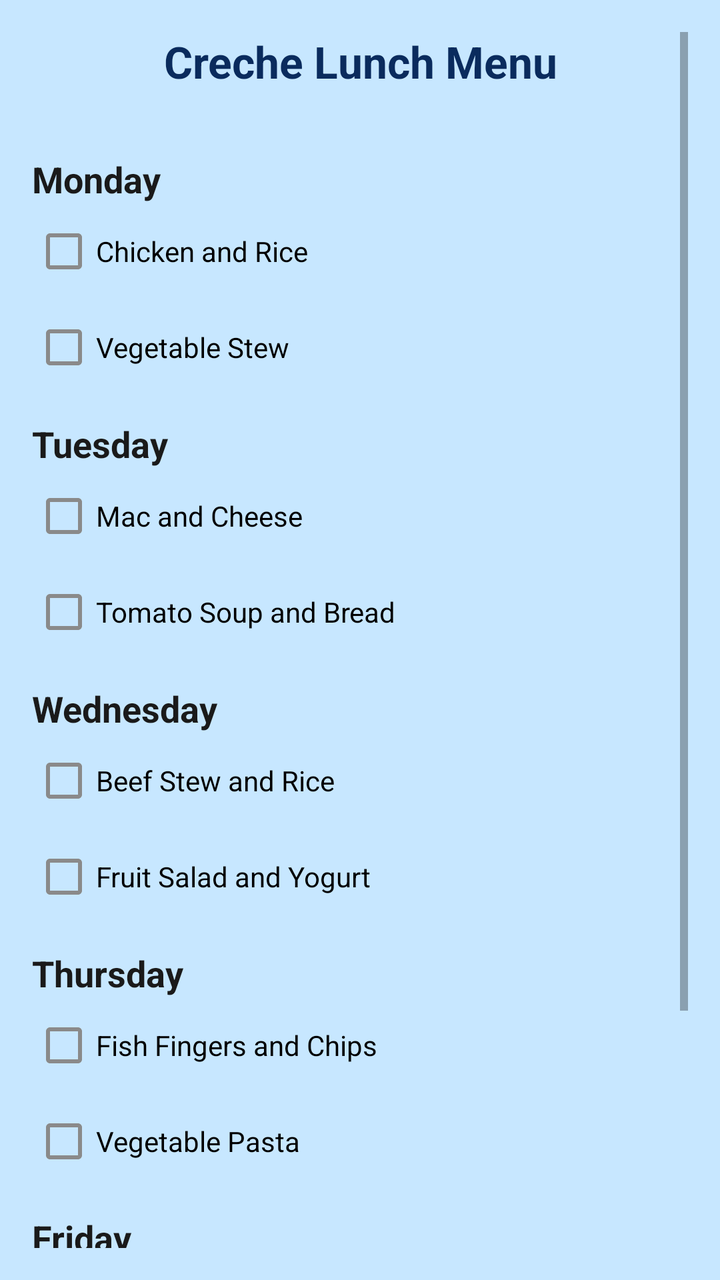
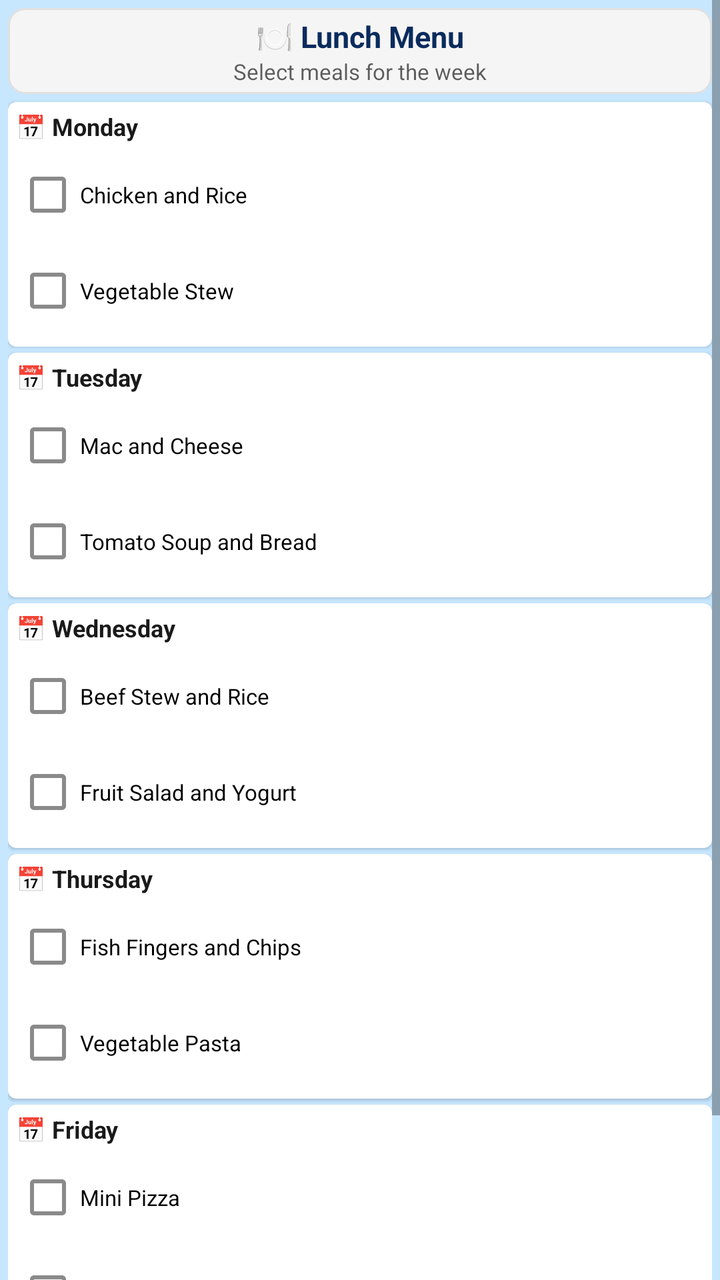

The first picture is an Android layout as it rendered before a commit; the second is the same layout after the commit. The layout source and the unified diff follow.
<!-- AndroidManifest.xml: application theme Theme.NurtureNest -->
<!-- res/layout/activity_lunch_ordering.xml -->
<?xml version="1.0" encoding="utf-8"?>
<ScrollView xmlns:android="http://schemas.android.com/apk/res/android"
    xmlns:app="http://schemas.android.com/apk/res-auto"
    xmlns:tools="http://schemas.android.com/tools"
    android:id="@+id/main"
    android:layout_width="match_parent"
    android:layout_height="match_parent"
    android:padding="16dp"
    android:background="?attr/colorBackground"
    tools:context=".LunchOrdering">

    <LinearLayout
        android:layout_width="match_parent"
        android:layout_height="wrap_content"
        android:orientation="vertical">

        
        <TextView
            android:id="@+id/tvLunchTitle"
            android:layout_width="match_parent"
            android:layout_height="wrap_content"
            android:text="Creche Lunch Menu"
            android:textSize="22sp"
            android:textStyle="bold"
            android:gravity="center"
            android:textColor="?attr/colorPrimary"
            android:layout_marginBottom="20dp"/>

        
        <TextView
            android:layout_width="match_parent"
            android:layout_height="wrap_content"
            android:text="Monday"
            android:textSize="18sp"
            android:textStyle="bold"
            android:layout_marginTop="12dp"
            android:textColor="?attr/colorOnBackground"/>

        <CheckBox
            android:id="@+id/cbMondayChicken"
            android:layout_width="wrap_content"
            android:layout_height="wrap_content"
            android:text="Chicken and Rice"/>

        <CheckBox
            android:id="@+id/cbMondayVeggie"
            android:layout_width="wrap_content"
            android:layout_height="wrap_content"
            android:text="Vegetable Stew"/>

        
        <TextView
            android:layout_width="match_parent"
            android:layout_height="wrap_content"
            android:text="Tuesday"
            android:textSize="18sp"
            android:textStyle="bold"
            android:layout_marginTop="12dp"
            android:textColor="?attr/colorOnBackground"/>

        <CheckBox
            android:id="@+id/cbTuesdayPasta"
            android:layout_width="wrap_content"
            android:layout_height="wrap_content"
            android:text="Mac and Cheese"/>

        <CheckBox
            android:id="@+id/cbTuesdaySoup"
            android:layout_width="wrap_content"
            android:layout_height="wrap_content"
            android:text="Tomato Soup and Bread"/>

        
        <TextView
            android:layout_width="match_parent"
            android:layout_height="wrap_content"
            android:text="Wednesday"
            android:textSize="18sp"
            android:textStyle="bold"
            android:layout_marginTop="12dp"
            android:textColor="?attr/colorOnBackground"/>

        <CheckBox
            android:id="@+id/cbWednesdayBeef"
            android:layout_width="wrap_content"
            android:layout_height="wrap_content"
            android:text="Beef Stew and Rice"/>

        <CheckBox
            android:id="@+id/cbWednesdayFruit"
            android:layout_width="wrap_content"
            android:layout_height="wrap_content"
            android:text="Fruit Salad and Yogurt"/>

        
        <TextView
            android:layout_width="match_parent"
            android:layout_height="wrap_content"
            android:text="Thursday"
            android:textSize="18sp"
            android:textStyle="bold"
            android:layout_marginTop="12dp"
            android:textColor="?attr/colorOnBackground"/>

        <CheckBox
            android:id="@+id/cbThursdayFish"
            android:layout_width="wrap_content"
            android:layout_height="wrap_content"
            android:text="Fish Fingers and Chips"/>

        <CheckBox
            android:id="@+id/cbThursdayVeggie"
            android:layout_width="wrap_content"
            android:layout_height="wrap_content"
            android:text="Vegetable Pasta"/>

        
        <TextView
            android:layout_width="match_parent"
            android:layout_height="wrap_content"
            android:text="Friday"
            android:textSize="18sp"
            android:textStyle="bold"
            android:layout_marginTop="12dp"
            android:textColor="?attr/colorOnBackground"/>

        <CheckBox
            android:id="@+id/cbFridayPizza"
            android:layout_width="wrap_content"
            android:layout_height="wrap_content"
            android:text="Mini Pizza"/>

        <CheckBox
            android:id="@+id/cbFridaySoup"
            android:layout_width="wrap_content"
            android:layout_height="wrap_content"
            android:text="Pumpkin Soup"/>

        
        <Button
            android:id="@+id/btnSaveLunchOrder"
            android:layout_width="match_parent"
            android:layout_height="wrap_content"
            android:text="Save Lunch Order"
            android:layout_marginTop="20dp"
            android:backgroundTint="?attr/colorPrimary"
            android:textColor="@android:color/white"/>

    </LinearLayout>
</ScrollView>
<!-- resources referenced by this layout -->
<resources>
  <style name="Theme.NurtureNest" parent="Theme.MaterialComponents.DayNight.NoActionBar">
          <item name="colorPrimary">#0A2B5D</item>
          <item name="colorOnPrimary">#FFFFFF</item>
          <item name="colorSurface">#000000</item>
          <item name="colorOnSurface">#FFFFFF</item>
          <item name="colorBackground">#C7E7FF</item>
          <item name="colorOnBackground">#1A1A1A</item>
          <item name="android:windowBackground">#C7E7FF</item>
      </style>
</resources>

<!-- the commit's change to res/layout/activity_lunch_ordering.xml (unified diff, before → after) -->
@@ -5,146 +5,284 @@
     android:id="@+id/main"
     android:layout_width="match_parent"
     android:layout_height="match_parent"
-    android:padding="16dp"
     android:background="?attr/colorBackground"
+    android:fillViewport="true"
     tools:context=".LunchOrdering">
 
     <LinearLayout
         android:layout_width="match_parent"
         android:layout_height="wrap_content"
-        android:orientation="vertical">
-
-        
-        <TextView
-            android:id="@+id/tvLunchTitle"
-            android:layout_width="match_parent"
-            android:layout_height="wrap_content"
-            android:text="Creche Lunch Menu"
-            android:textSize="22sp"
-            android:textStyle="bold"
-            android:gravity="center"
-            android:textColor="?attr/colorPrimary"
-            android:layout_marginBottom="20dp"/>
-
-        
-        <TextView
-            android:layout_width="match_parent"
-            android:layout_height="wrap_content"
-            android:text="Monday"
-            android:textSize="18sp"
-            android:textStyle="bold"
-            android:layout_marginTop="12dp"
-            android:textColor="?attr/colorOnBackground"/>
-
-        <CheckBox
-            android:id="@+id/cbMondayChicken"
-            android:layout_width="wrap_content"
-            android:layout_height="wrap_content"
-            android:text="Chicken and Rice"/>
-
-        <CheckBox
-            android:id="@+id/cbMondayVeggie"
-            android:layout_width="wrap_content"
-            android:layout_height="wrap_content"
-            android:text="Vegetable Stew"/>
-
-        
-        <TextView
-            android:layout_width="match_parent"
-            android:layout_height="wrap_content"
-            android:text="Tuesday"
-            android:textSize="18sp"
-            android:textStyle="bold"
-            android:layout_marginTop="12dp"
-            android:textColor="?attr/colorOnBackground"/>
-
-        <CheckBox
-            android:id="@+id/cbTuesdayPasta"
-            android:layout_width="wrap_content"
-            android:layout_height="wrap_content"
-            android:text="Mac and Cheese"/>
-
-        <CheckBox
-            android:id="@+id/cbTuesdaySoup"
-            android:layout_width="wrap_content"
-            android:layout_height="wrap_content"
-            android:text="Tomato Soup and Bread"/>
-
-        
-        <TextView
-            android:layout_width="match_parent"
-            android:layout_height="wrap_content"
-            android:text="Wednesday"
-            android:textSize="18sp"
-            android:textStyle="bold"
-            android:layout_marginTop="12dp"
-            android:textColor="?attr/colorOnBackground"/>
-
-        <CheckBox
-            android:id="@+id/cbWednesdayBeef"
-            android:layout_width="wrap_content"
-            android:layout_height="wrap_content"
-            android:text="Beef Stew and Rice"/>
-
-        <CheckBox
-            android:id="@+id/cbWednesdayFruit"
-            android:layout_width="wrap_content"
-            android:layout_height="wrap_content"
-            android:text="Fruit Salad and Yogurt"/>
-
-        
-        <TextView
-            android:layout_width="match_parent"
-            android:layout_height="wrap_content"
-            android:text="Thursday"
-            android:textSize="18sp"
-            android:textStyle="bold"
-            android:layout_marginTop="12dp"
-            android:textColor="?attr/colorOnBackground"/>
-
-        <CheckBox
-            android:id="@+id/cbThursdayFish"
-            android:layout_width="wrap_content"
-            android:layout_height="wrap_content"
-            android:text="Fish Fingers and Chips"/>
-
-        <CheckBox
-            android:id="@+id/cbThursdayVeggie"
-            android:layout_width="wrap_content"
-            android:layout_height="wrap_content"
-            android:text="Vegetable Pasta"/>
-
-        
-        <TextView
-            android:layout_width="match_parent"
-            android:layout_height="wrap_content"
-            android:text="Friday"
-            android:textSize="18sp"
-            android:textStyle="bold"
-            android:layout_marginTop="12dp"
-            android:textColor="?attr/colorOnBackground"/>
-
-        <CheckBox
-            android:id="@+id/cbFridayPizza"
-            android:layout_width="wrap_content"
-            android:layout_height="wrap_content"
-            android:text="Mini Pizza"/>
-
-        <CheckBox
-            android:id="@+id/cbFridaySoup"
-            android:layout_width="wrap_content"
-            android:layout_height="wrap_content"
-            android:text="Pumpkin Soup"/>
+        android:orientation="vertical"
+        android:padding="4dp">
+
+        
+        <LinearLayout
+            android:layout_width="match_parent"
+            android:layout_height="wrap_content"
+            android:orientation="vertical"
+            android:background="@drawable/header_background"
+            android:padding="4dp"
+            android:layout_marginBottom="4dp">
+
+            <TextView
+                android:id="@+id/tvLunchTitle"
+                android:layout_width="match_parent"
+                android:layout_height="wrap_content"
+                android:text="@string/lunch_title"
+                android:textSize="15sp"
+                android:textStyle="bold"
+                android:gravity="center"
+                android:textColor="?attr/colorPrimary" />
+
+            <TextView
+                android:layout_width="match_parent"
+                android:layout_height="wrap_content"
+                android:text="@string/lunch_subtitle"
+                android:textSize="11sp"
+                android:gravity="center"
+                android:textColor="?attr/colorOnBackground"
+                android:alpha="0.7" />
+        </LinearLayout>
+
+        
+        <androidx.cardview.widget.CardView
+            android:layout_width="match_parent"
+            android:layout_height="wrap_content"
+            android:layout_marginBottom="3dp"
+            app:cardCornerRadius="4dp"
+            app:cardElevation="1dp"
+            app:contentPadding="4dp">
+
+            <LinearLayout
+                android:layout_width="match_parent"
+                android:layout_height="wrap_content"
+                android:orientation="vertical">
+
+                <TextView
+                    android:layout_width="wrap_content"
+                    android:layout_height="wrap_content"
+                    android:text="@string/day_monday"
+                    android:textSize="12sp"
+                    android:textStyle="bold"
+                    android:textColor="?attr/colorOnBackground"
+                    android:layout_marginBottom="2dp" />
+
+                <CheckBox
+                    android:id="@+id/cbMondayChicken"
+                    android:layout_width="wrap_content"
+                    android:layout_height="48dp"
+                    android:minHeight="48dp"
+                    android:maxWidth="320dp"
+                    android:gravity="center_vertical"
+                    android:text="@string/monday_chicken"
+                    android:textSize="11sp" />
+
+                <CheckBox
+                    android:id="@+id/cbMondayVeggie"
+                    android:layout_width="wrap_content"
+                    android:layout_height="48dp"
+                    android:minHeight="48dp"
+                    android:maxWidth="320dp"
+                    android:gravity="center_vertical"
+                    android:text="@string/monday_veggie"
+                    android:textSize="11sp" />
+            </LinearLayout>
+        </androidx.cardview.widget.CardView>
+
+        
+        <androidx.cardview.widget.CardView
+            android:layout_width="match_parent"
+            android:layout_height="wrap_content"
+            android:layout_marginBottom="3dp"
+            app:cardCornerRadius="4dp"
+            app:cardElevation="1dp"
+            app:contentPadding="4dp">
+
+            <LinearLayout
+                android:layout_width="match_parent"
+                android:layout_height="wrap_content"
+                android:orientation="vertical">
+
+                <TextView
+                    android:layout_width="wrap_content"
+                    android:layout_height="wrap_content"
+                    android:text="@string/day_tuesday"
+                    android:textSize="12sp"
+                    android:textStyle="bold"
+                    android:textColor="?attr/colorOnBackground"
+                    android:layout_marginBottom="2dp" />
+
+                <CheckBox
+                    android:id="@+id/cbTuesdayPasta"
+                    android:layout_width="wrap_content"
+                    android:layout_height="48dp"
+                    android:minHeight="48dp"
+                    android:maxWidth="320dp"
+                    android:gravity="center_vertical"
+                    android:text="@string/tuesday_pasta"
+                    android:textSize="11sp" />
+
+                <CheckBox
+                    android:id="@+id/cbTuesdaySoup"
+                    android:layout_width="wrap_content"
+                    android:layout_height="48dp"
+                    android:minHeight="48dp"
+                    android:maxWidth="320dp"
+                    android:gravity="center_vertical"
+                    android:text="@string/tuesday_soup"
+                    android:textSize="11sp" />
+            </LinearLayout>
+        </androidx.cardview.widget.CardView>
+
+        
+        <androidx.cardview.widget.CardView
+            android:layout_width="match_parent"
+            android:layout_height="wrap_content"
+            android:layout_marginBottom="3dp"
+            app:cardCornerRadius="4dp"
+            app:cardElevation="1dp"
+            app:contentPadding="4dp">
+
+            <LinearLayout
+                android:layout_width="match_parent"
+                android:layout_height="wrap_content"
+                android:orientation="vertical">
+
+                <TextView
+                    android:layout_width="wrap_content"
+                    android:layout_height="wrap_content"
+                    android:text="@string/day_wednesday"
+                    android:textSize="12sp"
+                    android:textStyle="bold"
+                    android:textColor="?attr/colorOnBackground"
+                    android:layout_marginBottom="2dp" />
+
+                <CheckBox
+                    android:id="@+id/cbWednesdayBeef"
+                    android:layout_width="wrap_content"
+                    android:layout_height="48dp"
+                    android:minHeight="48dp"
+                    android:maxWidth="320dp"
+                    android:gravity="center_vertical"
+                    android:text="@string/wednesday_beef"
+                    android:textSize="11sp" />
+
+                <CheckBox
+                    android:id="@+id/cbWednesdayFruit"
+                    android:layout_width="wrap_content"
+                    android:layout_height="48dp"
+                    android:minHeight="48dp"
+                    android:maxWidth="320dp"
+                    android:gravity="center_vertical"
+                    android:text="@string/wednesday_fruit"
+                    android:textSize="11sp" />
+            </LinearLayout>
+        </androidx.cardview.widget.CardView>
+
+        
+        <androidx.cardview.widget.CardView
+            android:layout_width="match_parent"
+            android:layout_height="wrap_content"
+            android:layout_marginBottom="3dp"
+            app:cardCornerRadius="4dp"
+            app:cardElevation="1dp"
+            app:contentPadding="4dp">
+
+            <LinearLayout
+                android:layout_width="match_parent"
+                android:layout_height="wrap_content"
+                android:orientation="vertical">
+
+                <TextView
+                    android:layout_width="wrap_content"
+                    android:layout_height="wrap_content"
+                    android:text="@string/day_thursday"
+                    android:textSize="12sp"
+                    android:textStyle="bold"
+                    android:textColor="?attr/colorOnBackground"
+                    android:layout_marginBottom="2dp" />
+
+                <CheckBox
+                    android:id="@+id/cbThursdayFish"
+                    android:layout_width="wrap_content"
+                    android:layout_height="48dp"
+                    android:minHeight="48dp"
+                    android:maxWidth="320dp"
+                    android:gravity="center_vertical"
+                    android:text="@string/thursday_fish"
+                    android:textSize="11sp" />
+
+                <CheckBox
+                    android:id="@+id/cbThursdayVeggie"
+                    android:layout_width="wrap_content"
+                    android:layout_height="48dp"
+                    android:minHeight="48dp"
+                    android:maxWidth="320dp"
+                    android:gravity="center_vertical"
+                    android:text="@string/thursday_veggie"
+                    android:textSize="11sp" />
+            </LinearLayout>
+        </androidx.cardview.widget.CardView>
+
+        
+        <androidx.cardview.widget.CardView
+            android:layout_width="match_parent"
+            android:layout_height="wrap_content"
+            android:layout_marginBottom="4dp"
+            app:cardCornerRadius="4dp"
+            app:cardElevation="1dp"
+            app:contentPadding="4dp">
+
+            <LinearLayout
+                android:layout_width="match_parent"
+                android:layout_height="wrap_content"
+                android:orientation="vertical">
+
+                <TextView
+                    android:layout_width="wrap_content"
+                    android:layout_height="wrap_content"
+                    android:text="@string/day_friday"
+                    android:textSize="12sp"
+                    android:textStyle="bold"
+                    android:textColor="?attr/colorOnBackground"
+                    android:layout_marginBottom="2dp" />
+
+                <CheckBox
+                    android:id="@+id/cbFridayPizza"
+                    android:layout_width="wrap_content"
+                    android:layout_height="48dp"
+                    android:minHeight="48dp"
+                    android:maxWidth="320dp"
+                    android:gravity="center_vertical"
+                    android:text="@string/friday_pizza"
+                    android:textSize="11sp" />
+
+                <CheckBox
+                    android:id="@+id/cbFridaySoup"
+                    android:layout_width="wrap_content"
+                    android:layout_height="48dp"
+                    android:minHeight="48dp"
+                    android:maxWidth="320dp"
+                    android:gravity="center_vertical"
+                    android:text="@string/friday_soup"
+                    android:textSize="11sp" />
+            </LinearLayout>
+        </androidx.cardview.widget.CardView>
 
         
         <Button
             android:id="@+id/btnSaveLunchOrder"
-            android:layout_width="match_parent"
-            android:layout_height="wrap_content"
-            android:text="Save Lunch Order"
-            android:layout_marginTop="20dp"
+            android:layout_width="wrap_content"
+            android:layout_height="48dp"
+            android:minHeight="48dp"
+            android:layout_gravity="center"
+            android:text="@string/save_button"
+            android:textSize="12sp"
+            android:textStyle="bold"
+            android:paddingHorizontal="20dp"
             android:backgroundTint="?attr/colorPrimary"
-            android:textColor="@android:color/white"/>
+            android:textColor="@android:color/white"
+            android:layout_marginBottom="4dp" />
 
     </LinearLayout>
 </ScrollView>
<!-- resource entries referenced after the edit -->
@@ -1,5 +1,37 @@
 <!-- resources referenced by this layout -->
 <resources>
+  <!-- drawable header_background (drawable) -->
+  <?xml version="1.0" encoding="utf-8"?>
+  <shape xmlns:android="http://schemas.android.com/apk/res/android"
+      android:shape="rectangle">
+  
+      <solid android:color="#F5F5F5"/>
+  
+      <corners android:radius="8dp"/>
+  
+      <stroke
+          android:width="1dp"
+          android:color="#E0E0E0"/>
+  
+  </shape>
+  <string name="day_friday">📅 Friday</string>
+  <string name="day_monday">📅 Monday</string>
+  <string name="day_thursday">📅 Thursday</string>
+  <string name="day_tuesday">📅 Tuesday</string>
+  <string name="day_wednesday">📅 Wednesday</string>
+  <string name="friday_pizza">Mini Pizza</string>
+  <string name="friday_soup">Pumpkin Soup</string>
+  <string name="lunch_subtitle">Select meals for the week</string>
+  <string name="lunch_title">🍽️ Lunch Menu</string>
+  <string name="monday_chicken">Chicken and Rice</string>
+  <string name="monday_veggie">Vegetable Stew</string>
+  <string name="save_button">✓ Save Order</string>
+  <string name="thursday_fish">Fish Fingers and Chips</string>
+  <string name="thursday_veggie">Vegetable Pasta</string>
+  <string name="tuesday_pasta">Mac and Cheese</string>
+  <string name="tuesday_soup">Tomato Soup and Bread</string>
+  <string name="wednesday_beef">Beef Stew and Rice</string>
+  <string name="wednesday_fruit">Fruit Salad and Yogurt</string>
   <style name="Theme.NurtureNest" parent="Theme.MaterialComponents.DayNight.NoActionBar">
           <item name="colorPrimary">#0A2B5D</item>
           <item name="colorOnPrimary">#FFFFFF</item>
